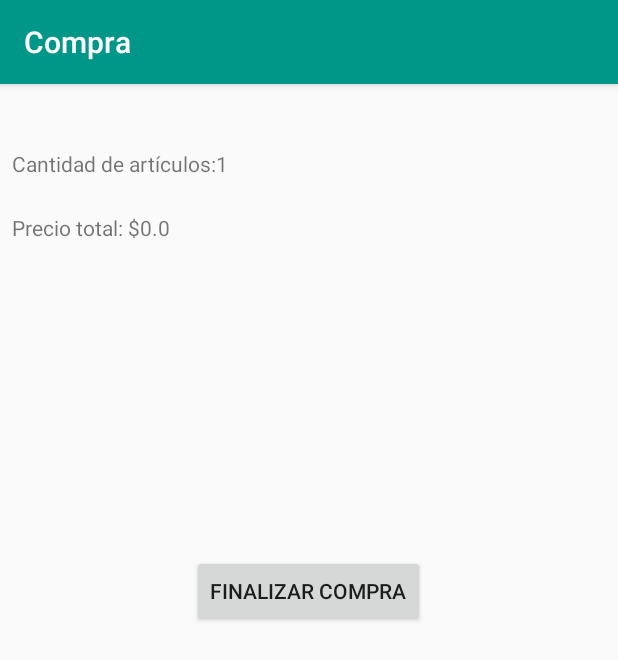
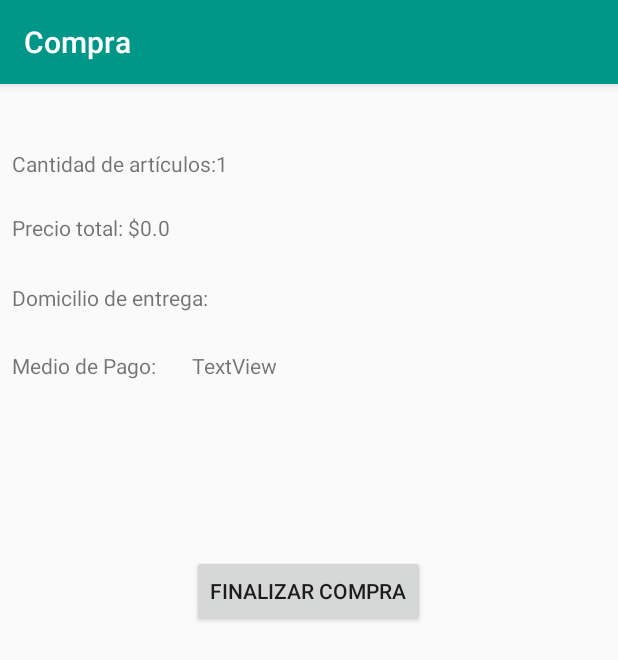
Before and after one commit to fercazzari/app2, an Android app: the CompraActivity screen opened directly, with no data from a screen before it, on a phone screen of 412 x 824 dp. Shown: the top 660 px of the screen. Run offline under Robolectric (Android 15) with nearby library versions, the phone set to English and light mode, and no system bars; 4 statements that could not run were skipped.

Commit message:
Cambios en CompraActivity

```diff
--- a/app/src/main/java/pp2/app2/activities/CompraActivity.java
+++ b/app/src/main/java/pp2/app2/activities/CompraActivity.java
@@ -78,6 +78,12 @@ public class CompraActivity extends AppCompatActivity {
         TextView tv_total = (TextView)findViewById(R.id.txt_total);
         tv_total.setText(String.valueOf(this.carrito.getTotal()));
 
+        TextView tv_domicilio = (TextView)findViewById(R.id.txt_domicilio);
+        tv_domicilio.setText(this.solicitud.getDomicilioEntrega().getDatos());
+
+        TextView tv_pago = (TextView)findViewById(R.id.txt_pago);
+        tv_pago.setText(this.solicitud.getMedioDePago().toString());
+
         Button button_finalizar = (Button)findViewById(R.id.button_finalizar);
         button_finalizar.setOnClickListener( new View.OnClickListener() {
 
--- a/app/src/main/java/pp2/app2/modelo/domain/MercadoPago.java
+++ b/app/src/main/java/pp2/app2/modelo/domain/MercadoPago.java
@@ -16,4 +16,9 @@ public class MercadoPago implements MedioDePago {
     public void pagar(double total) {
 
     }
+
+    @Override
+    public String toString () {
+        return "MercadoPago";
+    }
 }
--- a/app/src/main/java/pp2/app2/modelo/domain/Tarjeta.java
+++ b/app/src/main/java/pp2/app2/modelo/domain/Tarjeta.java
@@ -12,8 +12,15 @@ public class Tarjeta implements MedioDePago {
         this.numero = numero;
     }
 
+
     @Override
     public void pagar(double total) {
 
     }
+
+    @Override
+    public String toString () {
+        return "Tarjeta";
+    }
+
 }
--- a/app/src/main/res/layout/activity_compra.xml
+++ b/app/src/main/res/layout/activity_compra.xml
@@ -68,6 +68,47 @@
             android:layout_toRightOf="@+id/lbl_total"
             android:layout_toEndOf="@+id/lbl_total" />
 
+        <TextView
+            android:id="@+id/lbl_domicilio"
+            android:layout_width="wrap_content"
+            android:layout_height="wrap_content"
+            android:layout_marginTop="27dp"
+            android:text="Domicilio de entrega:"
+            android:layout_below="@+id/lbl_total"
+            android:layout_alignParentLeft="true"
+            android:layout_alignParentStart="true" />
+
+        <TextView
+            android:id="@+id/lbl_pago"
+            android:layout_width="wrap_content"
+            android:layout_height="wrap_content"
+            android:layout_alignParentLeft="true"
+            android:layout_alignParentStart="true"
+            android:layout_below="@+id/lbl_domicilio"
+            android:layout_marginTop="26dp"
+            android:text="Medio de Pago: " />
+
+        <TextView
+            android:id="@+id/txt_domicilio"
+            android:layout_width="wrap_content"
+            android:layout_height="wrap_content"
+            android:layout_alignBottom="@+id/lbl_domicilio"
+            android:layout_alignParentEnd="true"
+            android:layout_alignParentRight="true"
+            android:layout_toRightOf="@+id/lbl_cantidad"
+            android:text="TextView" />
+
+        <TextView
+            android:id="@+id/txt_pago"
+            android:layout_width="wrap_content"
+            android:layout_height="wrap_content"
+            android:layout_alignBottom="@+id/lbl_pago"
+            android:layout_alignLeft="@+id/button_finalizar"
+            android:layout_alignParentEnd="true"
+            android:layout_alignParentRight="true"
+            android:layout_alignStart="@+id/button_finalizar"
+            android:text="TextView" />
+
     </RelativeLayout>
 
 </android.support.constraint.ConstraintLayout>
```
